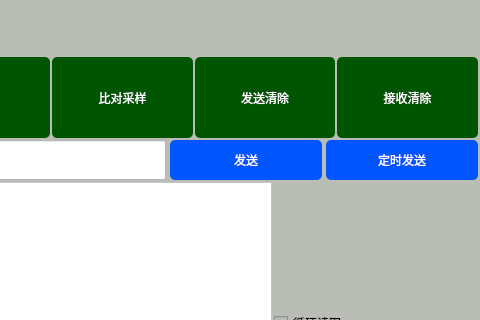
Before: the Qt Designer form qt-app-master/devicecmdctrldlg.ui in aa123Eason/workcode, drawn with Qt 5; both pictures show x 800 to 1280 and y 132 to 452 of the 1280 by 598 pixel window.
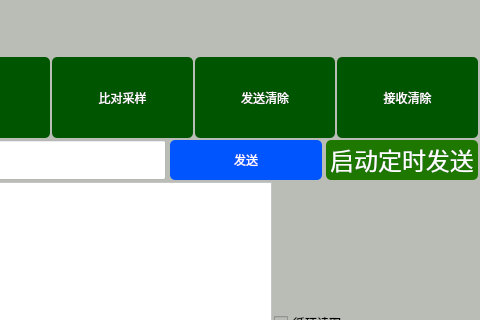
After: the same form once the commit is applied. Icons and pictures are not drawn.

What changed in the file:
```diff
--- a/qt-app-master/devicecmdctrldlg.ui
+++ b/qt-app-master/devicecmdctrldlg.ui
@@ -660,14 +660,23 @@
          <verstretch>0</verstretch>
         </sizepolicy>
        </property>
+       <property name="font">
+        <font>
+         <family>微软雅黑</family>
+         <pointsize>18</pointsize>
+         <weight>9</weight>
+         <italic>false</italic>
+         <bold>false</bold>
+        </font>
+       </property>
        <property name="styleSheet">
         <string notr="true">QPushButton
 {
 	
-	background-color: rgb(0, 85, 255);
+	background-color: rgb(30, 120, 0);
 	border-radius:5px;
-	color: rgb(255, 255, 255);
-	font: 75 22pt &quot;微软雅黑&quot;;
+color: rgb(255, 255, 255);
+	font: 75 18pt '微软雅黑';
 }
 
 QPushButton::hover
@@ -678,7 +687,7 @@
 </string>
        </property>
        <property name="text">
-        <string>定时发送</string>
+        <string>启动定时发送</string>
        </property>
       </widget>
      </item>
```
Left out of the diff: 2 changed lines with no effect on the pictures.
